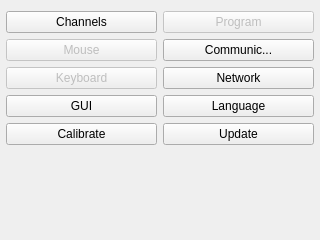
The window that ui/SettingsWidget.ui (kipr/botui) describes before a commit, drawn with Qt 5.
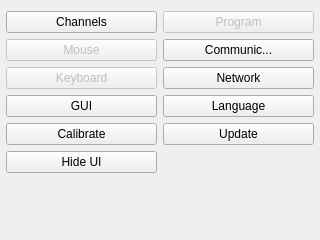
The same window after the commit. Icons and pictures are not drawn.

Commit message: Added settings button to minimize UI

Diff of the .ui file:
```diff
--- a/ui/SettingsWidget.ui
+++ b/ui/SettingsWidget.ui
@@ -88,6 +88,17 @@
          </property>
         </widget>
        </item>
+       <item>
+        <widget class="QPushButton" name="hideUi">
+         <property name="text">
+          <string>Hide UI</string>
+         </property>
+         <property name="icon">
+          <iconset resource="../rc/icons.qrc">
+           <normaloff>:/icons/application_osx_terminal.png</normaloff>:/icons/application_osx_terminal.png</iconset>
+         </property>
+        </widget>
+       </item>
        <item>
         <spacer name="verticalSpacer_2">
          <property name="orientation">
```
The commit also changes 4 other files.
